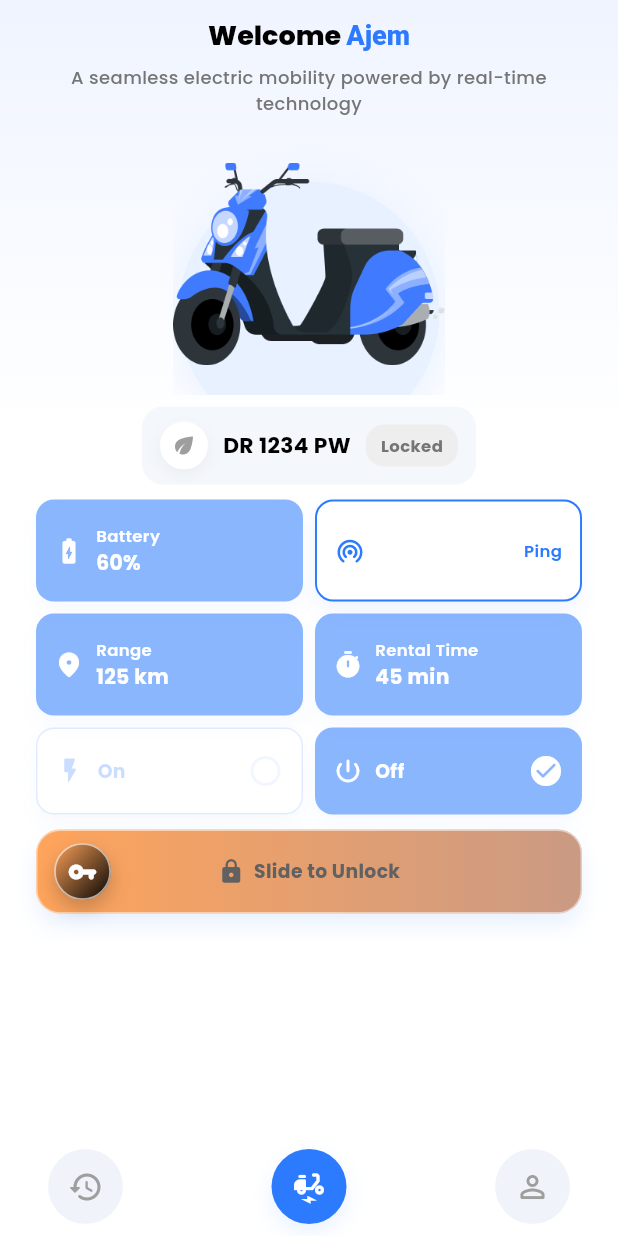
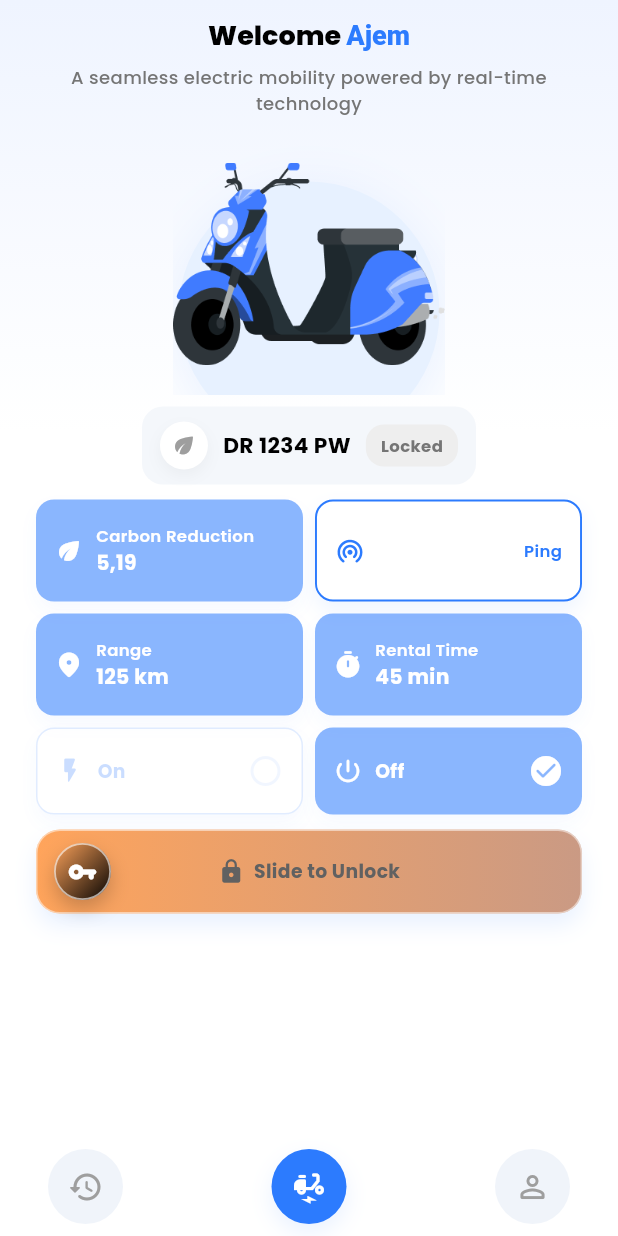
Before and after one commit to nizamajem/E-Motor, a Flutter app: the DashboardScreen screen opened directly, on a phone screen of 412 x 824 dp. Run offline on Flutter 3.47's test engine with Material 3 defaults, Android fonts, the phone set to English and light mode, and no system bars; our stand-ins replace google_fonts.

Commit message:
feat <update> carbon emiison reduction

```diff
--- a/lib/features/dashboard/presentation/dashboard_screen.dart
+++ b/lib/features/dashboard/presentation/dashboard_screen.dart
@@ -280,9 +280,9 @@ class _GridCards extends StatelessWidget {
             children: [
               Expanded(
                 child: _InfoTile(
-                  label: 'Battery',
-                  value: '60%',
-                  icon: Icons.battery_charging_full_rounded,
+                  label: 'Carbon Reduction',
+                  value: '5,19',
+                  icon: Icons.eco_rounded,
                   labelStyle: label,
                   valueStyle: value,
                   dimmed: dimmed,
@@ -554,8 +554,7 @@ class _LockSliderState extends State<_LockSlider> {
       (t * 1.2).clamp(0.0, 1.0),
     )!;
     final isLocked = !widget.isActive;
-    final statusIcon =
-        isLocked ? Icons.lock_rounded : Icons.lock_open_rounded;
+    final statusIcon = isLocked ? Icons.lock_rounded : Icons.lock_open_rounded;
     return Padding(
       padding: const EdgeInsets.symmetric(horizontal: 24),
       child: GestureDetector(
@@ -613,7 +612,7 @@ class _LockSliderState extends State<_LockSlider> {
                       ),
                     ),
                   ],
-                  ),
+                ),
               ),
               AnimatedAlign(
                 duration: const Duration(milliseconds: 200),
```
Also changed, not shown: 1 other file.
